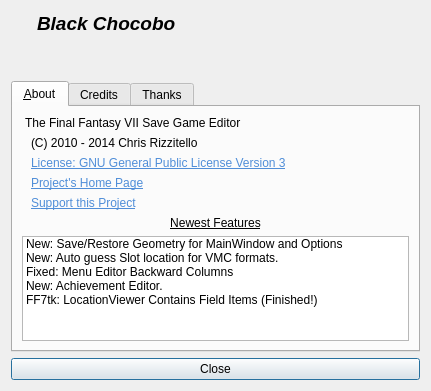
Above: about.ui from sithlord48/blackchocobo before the change. Below: the same form after it.
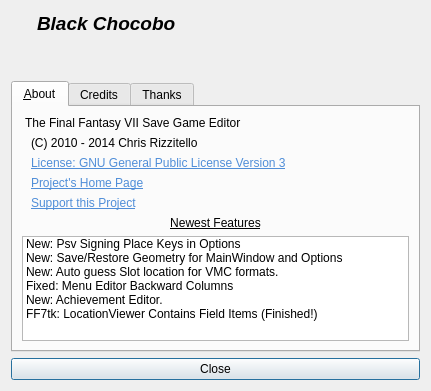
That is the form after the change. Icons and pictures are not drawn.

Patch:
```diff
--- a/about.ui
+++ b/about.ui
@@ -268,6 +268,11 @@
          <property name="viewMode">
           <enum>QListView::ListMode</enum>
          </property>
+         <item>
+          <property name="text">
+           <string>New: Psv Signing Place Keys in Options</string>
+          </property>
+         </item>
          <item>
           <property name="text">
            <string>New: Save/Restore Geometry for MainWindow and Options</string>
```
Left out of the diff: 2 changed lines with no effect on the pictures.
